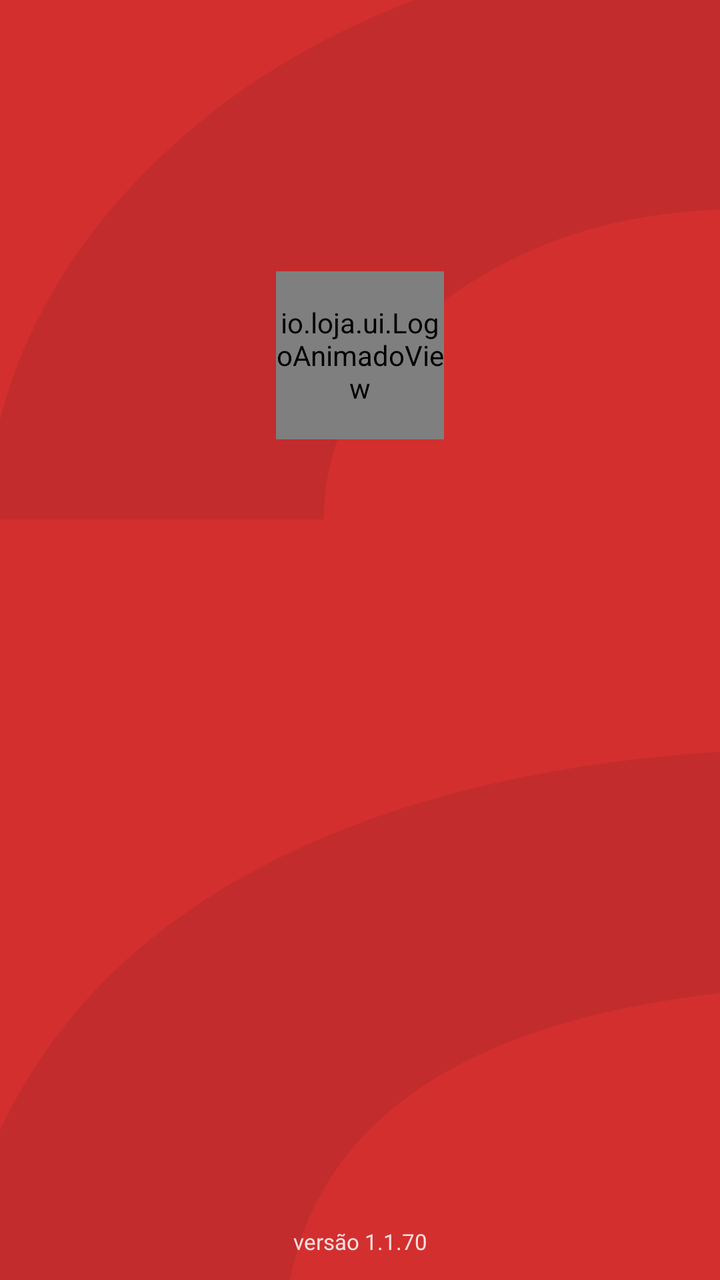
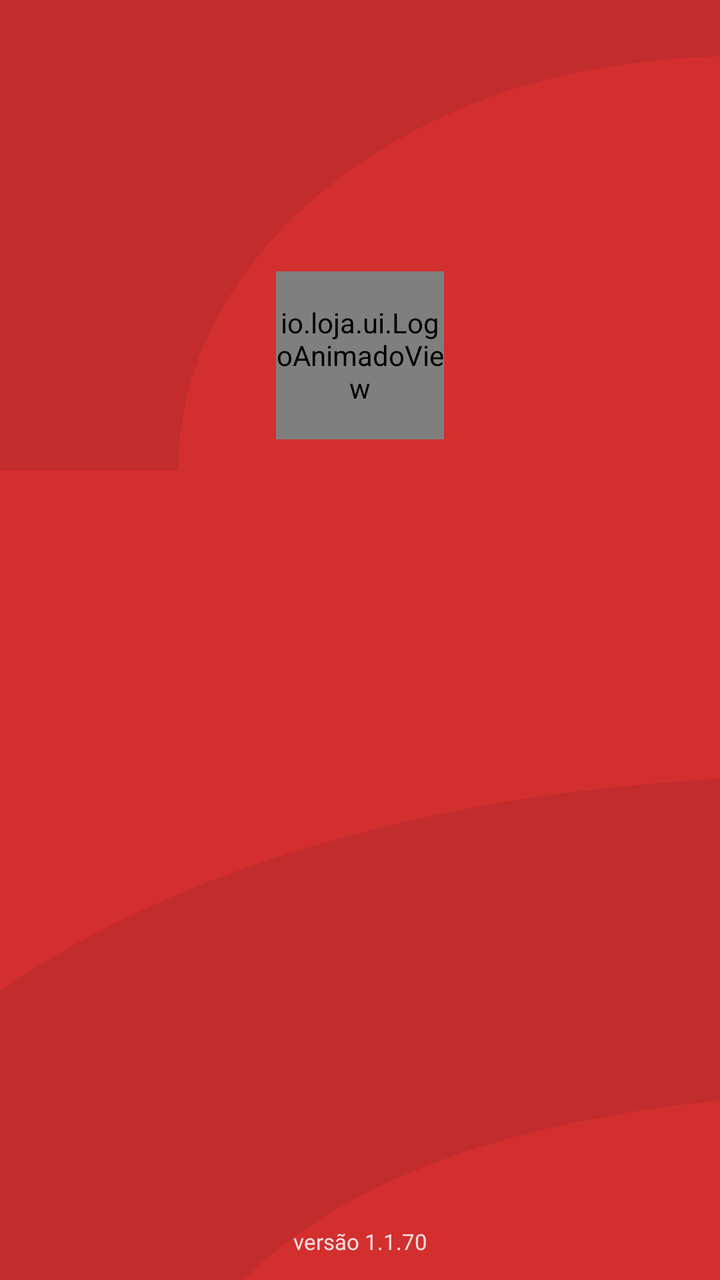

The first picture is an Android layout as it rendered before a commit; the second is the same layout after the commit. The layout source and the unified diff follow.
<!-- AndroidManifest.xml: activity theme AppTheme.NoActionBar -->
<!-- res/layout/activity_login.xml -->
<?xml version="1.0" encoding="utf-8"?>
<androidx.constraintlayout.widget.ConstraintLayout 
    xmlns:android="http://schemas.android.com/apk/res/android"
    xmlns:app="http://schemas.android.com/apk/res-auto"
    xmlns:tools="http://schemas.android.com/tools"
    android:layout_width="match_parent"
    android:layout_height="match_parent"
    android:background="#D32F2F"
    android:clipChildren="false"
    android:clipToPadding="false">

    
    <TextView
        android:id="@+id/txtFundoGigante"
        android:layout_width="wrap_content"
        android:layout_height="wrap_content"
        android:text="a"
        android:textColor="#99111111"
        android:textSize="310sp"
        android:alpha="0.15"
        android:includeFontPadding="false"
        android:scaleX="6.0"
        android:scaleY="6.0"
        android:translationX="200dp"
        app:layout_constraintBottom_toBottomOf="parent"
        app:layout_constraintEnd_toEndOf="parent"
        app:layout_constraintStart_toStartOf="parent"
        app:layout_constraintTop_toTopOf="parent"
        app:layout_constraintVertical_bias="0.55" />

    
    <LinearLayout
        android:id="@+id/headerLogin"
        android:layout_width="match_parent"
        android:layout_height="wrap_content"
        android:orientation="vertical"
        android:gravity="center_horizontal"
        android:paddingStart="16dp"
        android:paddingEnd="16dp"
        android:clipChildren="false"
        android:clipToPadding="false"
        app:layout_constraintTop_toTopOf="parent"
        app:layout_constraintBottom_toTopOf="@id/containerLogin"
        app:layout_constraintStart_toStartOf="parent"
        app:layout_constraintEnd_toEndOf="parent"
        app:layout_constraintVertical_chainStyle="packed"
        app:layout_constraintVertical_bias="0.45">

        <io.loja.ui.LogoAnimadoView
            android:id="@+id/logoGrande"
            android:layout_width="84dp"
            android:layout_height="84dp" />

        <TextView
            android:id="@+id/tvTitulo"
            android:layout_width="wrap_content"
            android:layout_height="wrap_content"
            android:text="minha loja"
            android:textColor="#FFFFFF"
            android:textSize="26sp"
            android:textStyle="bold"
            android:fontFamily="sans-serif-medium"
            android:layout_marginTop="4dp"
            android:alpha="0.0" />

        <TextView
            android:id="@+id/tvDescricao"
            android:layout_width="match_parent"
            android:layout_height="wrap_content"
            android:text="Para ter acesso ao portal, vamos manter os fluxos de autenticação segura."
            android:textColor="#FFFFFF"
            android:textSize="13sp"
            android:fontFamily="sans-serif-medium"
            android:gravity="center"
            android:layout_marginTop="6dp"
            android:alpha="0.0" />
    </LinearLayout>

    
    <LinearLayout
        android:id="@+id/containerLogin"
        android:layout_width="match_parent"
        android:layout_height="wrap_content"
        android:orientation="vertical"
        android:gravity="center_horizontal"
        android:layout_marginStart="16dp"
        android:layout_marginEnd="16dp"
        android:layout_marginTop="16dp"
        android:alpha="0.0"
        app:layout_constraintTop_toBottomOf="@id/headerLogin"
        app:layout_constraintBottom_toTopOf="@id/tvVersaoLogin"
        app:layout_constraintStart_toStartOf="parent"
        app:layout_constraintEnd_toEndOf="parent">

        
        <LinearLayout
            android:layout_width="match_parent"
            android:layout_height="wrap_content"
            android:orientation="vertical"
            android:padding="20dp"
            android:background="@android:color/transparent"
            android:elevation="0dp">

            <TextView
                android:layout_width="wrap_content"
                android:layout_height="wrap_content"
                android:text="americanas.io"
                android:textColor="#FFFFFF"
                android:textSize="16sp"
                android:textStyle="bold"
                android:layout_gravity="center_horizontal" />

            
            <Button
                android:id="@+id/btnEntrar"
                android:layout_width="match_parent"
                android:layout_height="52dp"
                android:layout_marginTop="20dp"
                android:text="Login Microsoft"
                android:textSize="16sp"
                android:fontFamily="sans-serif-bold"
                android:textColor="#1F1F1F"
                android:backgroundTint="#FFFFFF"
                app:cornerRadius="14dp"
                app:icon="@drawable/ic_microsoft"
                app:iconGravity="textStart"
                app:iconTint="@null"
                app:iconPadding="8dp"
                android:textAllCaps="false" />
        </LinearLayout>
    </LinearLayout>


    <TextView
        android:id="@+id/tvVersaoLogin"
        android:layout_width="wrap_content"
        android:layout_height="wrap_content"
        android:text="versão 1.1.70"
        android:textColor="#FFFFFF"
        android:textSize="11sp"
        android:alpha="0.85"
        android:layout_marginBottom="12dp"
        app:layout_constraintBottom_toBottomOf="parent"
        app:layout_constraintStart_toStartOf="parent"
        app:layout_constraintEnd_toEndOf="parent" />

</androidx.constraintlayout.widget.ConstraintLayout>
<!-- resources referenced by this layout -->
<resources>
  <!-- drawable ic_microsoft (drawable) -->
  <vector xmlns:android="http://schemas.android.com/apk/res/android"
      android:width="24dp"
      android:height="24dp"
      android:viewportWidth="24"
      android:viewportHeight="24">
      <path android:fillColor="#F25022" android:pathData="M1,1h10v10h-10z" />
      <path android:fillColor="#7FBA00" android:pathData="M13,1h10v10h-10z" />
      <path android:fillColor="#00A4EF" android:pathData="M1,13h10v10h-10z" />
      <path android:fillColor="#FFBA08" android:pathData="M13,13h10v10h-10z" />
  </vector>
  <style name="AppTheme.NoActionBar" parent="Theme.MaterialComponents.Light.NoActionBar">
          <item name="colorPrimary">@color/primary</item>
          <item name="colorPrimaryVariant">@color/primary_dark</item>
          <item name="colorSecondary">@color/accent</item>
          <item name="android:windowBackground">@color/gray_100</item>
          <item name="android:textColor">@color/gray_900</item>
          <item name="android:statusBarColor">@color/primary</item>
      </style>
  <color name="primary">#D7193F</color>
  <color name="primary_dark">#B0172F</color>
  <color name="accent">#4CAF50</color>
  <color name="gray_100">#F5F5F5</color>
  <color name="gray_900">#212121</color>
</resources>

<!-- the commit's change to res/layout/activity_login.xml (unified diff, before → after) -->
@@ -19,8 +19,8 @@
         android:textSize="310sp"
         android:alpha="0.15"
         android:includeFontPadding="false"
-        android:scaleX="6.0"
-        android:scaleY="6.0"
+        android:scaleX="8.0"
+        android:scaleY="8.0"
         android:translationX="200dp"
         app:layout_constraintBottom_toBottomOf="parent"
         app:layout_constraintEnd_toEndOf="parent"
